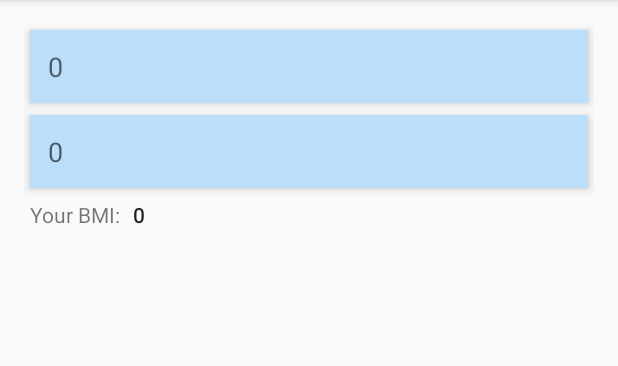
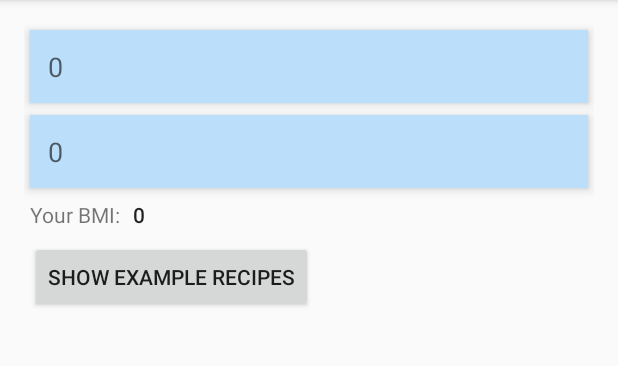
Before and after one commit to bastianek321/pamo, an Android app: the MainActivity screen opened directly, with no data from a screen before it, on a phone screen of 412 x 824 dp, the part 84-450 px from its top. Run offline under Robolectric (Android 15) with nearby library versions, the phone set to English and light mode, and no system bars.

Commit message:
Add new activity with recipes

```diff
--- a/Tipper/app/build.gradle
+++ b/Tipper/app/build.gradle
@@ -24,6 +24,8 @@ dependencies {
     implementation 'androidx.appcompat:appcompat:1.0.2'
     implementation 'androidx.constraintlayout:constraintlayout:1.1.3'
     implementation 'com.google.android.material:material:1.5.0'
+    implementation 'androidx.navigation:navigation-fragment:2.3.5'
+    implementation 'androidx.navigation:navigation-ui:2.3.5'
     testImplementation 'junit:junit:4.12'
     androidTestImplementation 'androidx.test.ext:junit:1.1.0'
     androidTestImplementation 'androidx.test.espresso:espresso-core:3.1.1'
--- a/Tipper/app/src/main/java/com/example/tipper/MainActivity.java
+++ b/Tipper/app/src/main/java/com/example/tipper/MainActivity.java
@@ -2,9 +2,12 @@ package com.example.tipper;
 
 import androidx.appcompat.app.AppCompatActivity;
 
+import android.content.Intent;
 import android.os.Bundle;
 import android.text.Editable; // for EditText event handling
 import android.text.TextWatcher; // EditText listener
+import android.view.View;
+import android.widget.Button;
 import android.widget.EditText; // for bill amount input
 import android.widget.TextView; // for displaying text
 
@@ -43,6 +46,14 @@ public class MainActivity extends AppCompatActivity {
         EditText heightEditText =
                 (EditText) findViewById(R.id.heightEditText);
         heightEditText.addTextChangedListener(heightEditTextWatcher);
+
+        Button recipesButton = (Button) findViewById(R.id.recipesButton);
+        recipesButton.setOnClickListener(new View.OnClickListener() {
+            @Override
+            public void onClick(View view) {
+                startActivity(new Intent(MainActivity.this, RecipesActivity.class));
+            }
+        });
     }
 
     // calculate and display tip and total amounts
--- a/Tipper/app/src/main/res/layout/activity_main.xml
+++ b/Tipper/app/src/main/res/layout/activity_main.xml
@@ -78,5 +78,14 @@
         android:layout_column="1"
         android:text="0"
         android:textAppearance="@style/TextAppearance.AppCompat.Body2" />
+    <Button
+        android:id="@+id/recipesButton"
+        android:layout_width="wrap_content"
+        android:layout_height="wrap_content"
+        android:layout_row="3"
+        android:layout_column="0"
+        android:layout_columnSpan="2"
+        android:text="@string/recipes_button"
+        />
 
 </GridLayout>
--- a/Tipper/app/src/main/res/values/dimens.xml
+++ b/Tipper/app/src/main/res/values/dimens.xml
@@ -5,4 +5,5 @@
     <dimen name="textview_padding">12dp</dimen>
     <dimen name="elevation">4dp</dimen>
     <dimen name="seekbar_height">40dp</dimen>
+    <dimen name="fab_margin">16dp</dimen>
 </resources>
```
Also changed, not shown: Tipper/app/src/main/AndroidManifest.xml (+8 -6 lines), Tipper/app/src/main/java/com/example/tipper/RecipesActivity.java (added, +14 -0 lines), Tipper/app/src/main/res/layout/activity_recipes.xml (added, +32 -0 lines), Tipper/app/src/main/res/values/strings.xml (+12 -1 lines).
